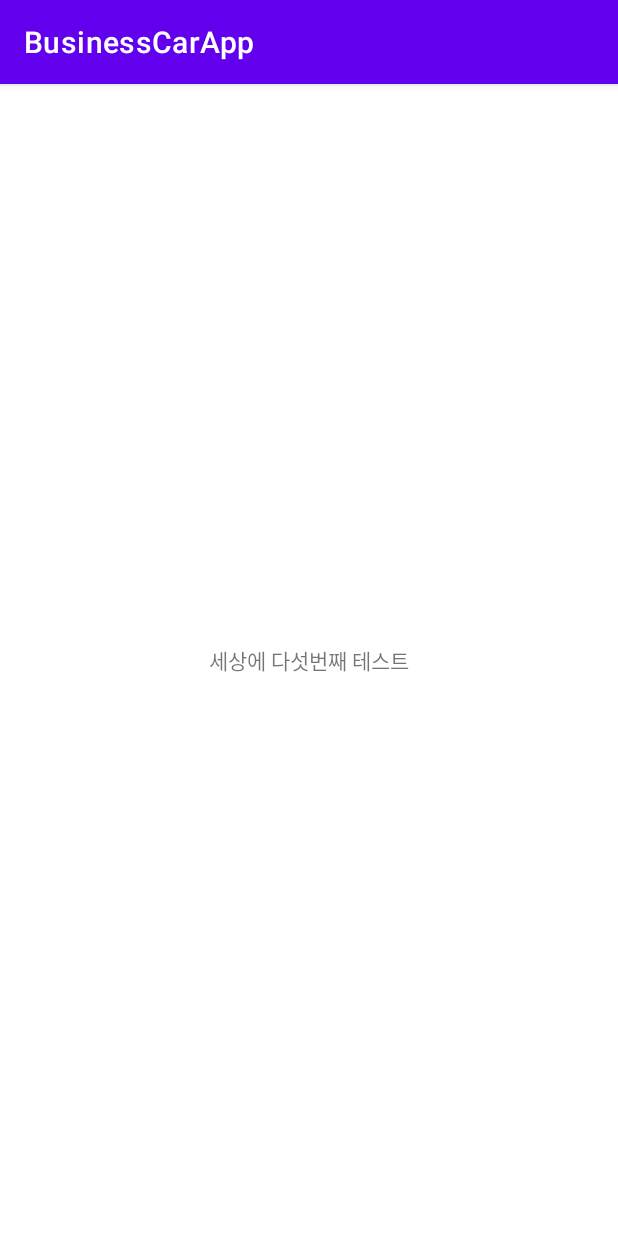
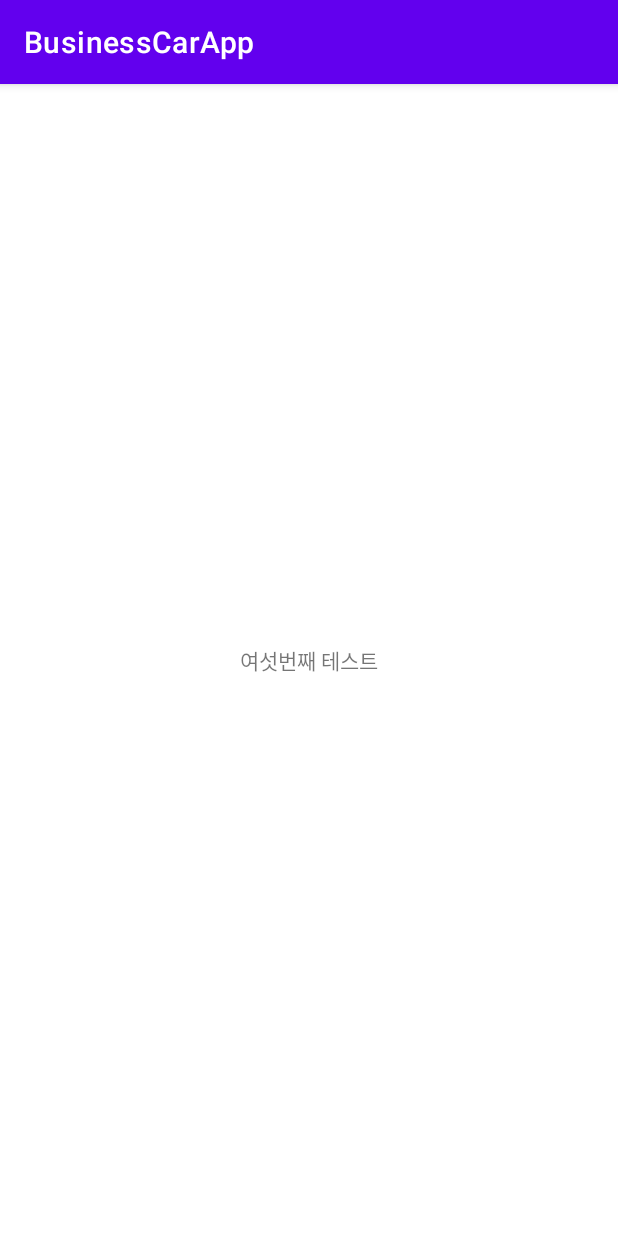
Before and after one commit to myoungsuk/-BusinessCardApp, an Android app: the screen it shows after launch (MainActivity), on a phone screen of 412 x 824 dp. Run offline under Robolectric (Android 15) with nearby library versions, the phone set to English and light mode, and no system bars.

Commit message:
myoungsuk branch test

```diff
--- a/app/src/main/res/layout/activity_main.xml
+++ b/app/src/main/res/layout/activity_main.xml
@@ -9,7 +9,7 @@
     <TextView
         android:layout_width="wrap_content"
         android:layout_height="wrap_content"
-        android:text="세상에 다섯번째 테스트"
+        android:text="여섯번째 테스트"
         app:layout_constraintBottom_toBottomOf="parent"
         app:layout_constraintEnd_toEndOf="parent"
         app:layout_constraintStart_toStartOf="parent"
```
